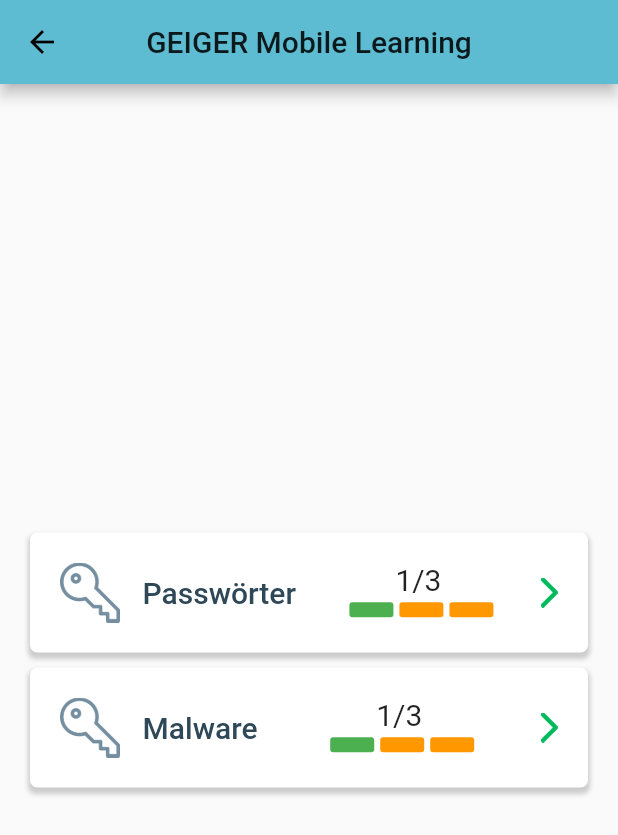
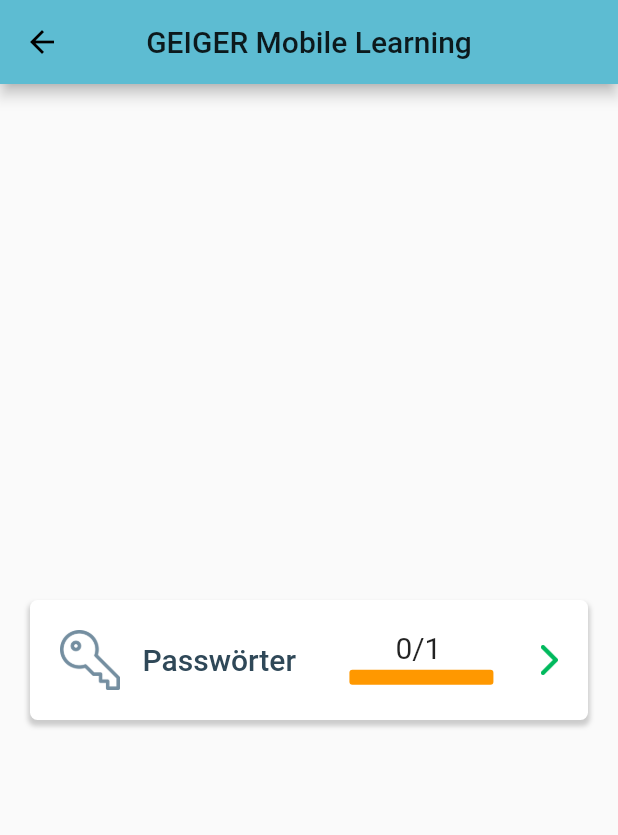
Before and after one commit to tl94/geiger_edu, a Flutter app: the screen it shows after launch, after a tap on "Select Lesson", on a phone screen of 412 x 824 dp. Shown: the top 835 px of the screen. Run offline on Flutter 3.47's test engine with Material 2 defaults, Android fonts, the phone set to English and light mode, and no system bars; our stand-ins replace flutter_html, flutter_svg, hive, hive_flutter, page_view_indicators, string_validator; missing offline and left inert: flutter_inappwebview, hive_listener; accounts and stored records are empty; Roboto replaces fonts that are missing (Fontin).

Commit message:
load all lessons and lesson categories into db on startup

```diff
--- a/assets/lesson/password/password_safety/lesson_meta.json
+++ b/assets/lesson/password/password_safety/lesson_meta.json
@@ -10,6 +10,6 @@
     "ger": "Verbessere deine Passwortsicherheit!"
   },
   "duration": 3,
-  "difficulty": 1,
+  "difficulty": 0,
   "hasQuiz": true
 }
--- a/lib/globals.dart
+++ b/lib/globals.dart
@@ -3,7 +3,7 @@ library geiger_edu.globals;
 import 'package:flutter/cupertino.dart';
 import 'package:geiger_edu/model/quiz/question.dart';
 
-import 'model/difficultyLevelObj.dart';
+import 'model/difficultyObj.dart';
 import 'model/lessonObj.dart';
 
 final txtColor = const Color(0xff2f4858);
--- a/lib/main.dart
+++ b/lib/main.dart
@@ -9,11 +9,12 @@ import 'package:geiger_edu/widgets/LoadingAnimation.dart';
 InAppLocalhostServer localhostServer = new InAppLocalhostServer();
 
 void main() async {
+
   //** INITIALISE DATABASE **
-  DB.init();
+  await DB.init();
 
   //** LESSON-SERVER **
-  localhostServer.start();
+  await localhostServer.start();
 
   runApp(MaterialApp(
     title: 'GEIGER mobile learning',
--- a/lib/model/difficultyLevelObj.dart
+++ b/lib/model/difficultyObj.dart
@@ -1,6 +1,6 @@
 import 'package:hive/hive.dart';
 
-part 'difficultyLevelObj.g.dart';
+part 'difficultyObj.g.dart';
 
 @HiveType(typeId: 5)
 enum Difficulty {
--- a/lib/model/lessonCategoryObj.dart
+++ b/lib/model/lessonCategoryObj.dart
@@ -8,7 +8,7 @@ part 'lessonCategoryObj.g.dart';
 class LessonCategory {
 
   @HiveField(0)
-  String id;
+  String lessonCategoryId;
 
   @HiveField(1)
   Map<String, String> title;
@@ -17,8 +17,9 @@ class LessonCategory {
   String path;
 
   LessonCategory({
-    required this.id,       //unique id of the lesson category
+    required this.lessonCategoryId,       //unique id of the lesson category
     required this.title,    //map with lesson category titles for all supported languages
     required this.path,     //path to physical location of lesson category directory
   });
+
 }
--- a/lib/model/lessonObj.dart
+++ b/lib/model/lessonObj.dart
@@ -1,4 +1,4 @@
-import 'package:geiger_edu/model/difficultyLevelObj.dart';
+import 'package:geiger_edu/model/difficultyObj.dart';
 import 'package:hive/hive.dart';
 
 part 'lessonObj.g.dart';
@@ -28,7 +28,7 @@ class Lesson {
   Difficulty difficulty;
 
   @HiveField(7)
-  int lastIndex = 0;
+  int lastIndex;
 
   @HiveField(8)
   int maxIndex;
@@ -54,10 +54,10 @@ class Lesson {
     required this.motivation,       //map with motivation for the lesson in all supported languages
     required this.duration,         //length of lesson in minutes
     required this.difficulty,       //difficulty level of lesson
-    required this.lastIndex,        //last index a user was on in this lesson
+    this.lastIndex = 0,             //last index a user was on in this lesson
     required this.maxIndex,         //max index of the whole lesson
     required this.hasQuiz,          //whether lesson has a quiz or not
-    required this.completed,        //lesson is completed
+    this.completed = false,         //whether lesson was completed before
     required this.path,             //path to physical location of lesson directory
     required this.apiUrl,           //URL provided by the geiger toolbox
   });
--- a/lib/screens/selection_screen.dart
+++ b/lib/screens/selection_screen.dart
@@ -76,7 +76,7 @@ class SelectionScreen extends StatelessWidget {
                     shrinkWrap: true,
                     itemCount: categories.length,
                     itemBuilder: (BuildContext context, int i) {
-                      var lessonSpecs = getCompleted(categories[i].id);
+                      var lessonSpecs = getCompleted(categories[i].lessonCategoryId);
                       return Container(
                         margin: EdgeInsets.fromLTRB(0, 5, 0, 5),
                         child: NavigationContainer(
@@ -85,7 +85,7 @@ class SelectionScreen extends StatelessWidget {
                           passedRoute: LessonSelectionScreen.routeName,
                           currentValue: lessonSpecs["completed"]!,
                           maxValue: lessonSpecs["allLessons"]!,
-                          passedLessons: getLessonListForCategory(categories[i].id),
+                          passedLessons: getLessonListForCategory(categories[i].lessonCategoryId),
                         ),
                       );
                     }),
--- a/lib/services/db.dart
+++ b/lib/services/db.dart
@@ -1,5 +1,5 @@
 import 'package:flutter/cupertino.dart';
-import 'package:geiger_edu/model/difficultyLevelObj.dart';
+import 'package:geiger_edu/model/difficultyObj.dart';
 import 'package:geiger_edu/model/lessonCategoryObj.dart';
 import 'package:geiger_edu/model/lessonObj.dart';
 import 'package:geiger_edu/model/settingObj.dart';
@@ -15,7 +15,7 @@ class DB {
   static Box<Lesson> lessonBox = Boxes.getLessons();
   static Box<LessonCategory> lessonCategoryBox = Boxes.getLessonCategories();
 
-  static void init() async {
+  static Future<void> init() async {
     //** Hive DB Setup **
     WidgetsFlutterBinding.ensureInitialized();
     //Initializes Hive with a valid directory in the app files
@@ -45,9 +45,10 @@ class DB {
 
     if(!lessonCategoriesIsOpen){ await Hive.openBox<LessonCategory>('lessonCategories'); }
     // if(DB.getLessonCategoryBox().keys.isEmpty)
+  print("LESSON CATEGORIES OPEN");
 
     if(!lessonsIsOpen) { await Hive.openBox<Lesson>('lessons'); }
-    if (getLessonBox().isEmpty) { createTestLessons(); }
+    // if (getLessonBox().isEmpty) { createTestLessons(); }
 
     runGeigerIndicator();
   }
@@ -104,11 +105,11 @@ class DB {
       DB.getLessonBox().put(lesson.lessonId, lesson);
     }
 
-    LessonCategory c1 = new LessonCategory(id: "CID001", title: {
+    LessonCategory c1 = new LessonCategory(lessonCategoryId: "CID001", title: {
       "eng":"Passwords",
       "ger":"Passwörter"
     }, path: "assets/lesson/password", );
-    getLessonCategoryBox().put(c1.id,c1);
+    getLessonCategoryBox().put(c1.lessonCategoryId,c1);
 
     Lesson k1 = new Lesson(lessonId: "LMW001", lessonCategoryId: "CID002", title: {
       "eng": "Password Safety",
@@ -137,11 +138,11 @@ class DB {
       DB.getLessonBox().put(lesson.lessonId, lesson);
     }
 
-    LessonCategory c2 = new LessonCategory(id: "CID002", title:{
+    LessonCategory c2 = new LessonCategory(lessonCategoryId: "CID002", title:{
       "eng":"Malware",
       "ger":"Malware"
     }, path: "assets/lesson/password");
-    getLessonCategoryBox().put(c2.id,c2);
+    getLessonCategoryBox().put(c2.lessonCategoryId,c2);
   }
 
   static Box<LessonCategory> getLessonCategoryBox(){ return lessonCategoryBox; }
--- a/lib/services/lesson_loader.dart
+++ b/lib/services/lesson_loader.dart
@@ -1,12 +1,19 @@
 import 'dart:convert';
 
 import 'package:flutter/material.dart';
+import 'package:geiger_edu/globals.dart' as globals;
 import 'package:geiger_edu/model/lessonCategoryObj.dart';
+import 'package:geiger_edu/model/lessonObj.dart';
+import 'package:geiger_edu/services/db.dart';
+import 'package:geiger_edu/model/difficultyObj.dart';
 
 class LessonLoader {
   static void doEverything(BuildContext context) async {
     print("DO EVERYTHING!");
-    var lessonCategoryMetaFiles =
+
+    await loadLessons(context);
+    await loadLessonCategories(context);
+    /*var lessonCategoryMetaFiles =
         await getAssetFiles(context, "lesson_category_meta.json");
     print(lessonCategoryMetaFiles.length);
     for (var s in lessonCategoryMetaFiles) {
@@ -17,7 +24,7 @@ class LessonLoader {
     print(lessonMetaFiles.length);
     for (var s in lessonMetaFiles) {
       print(s);
-    }
+    }*/
 
     /*var htmlFiles = await getAssetFiles(context, ".html");
     for (var s in lessonMetaFiles) {
@@ -25,29 +32,94 @@ class LessonLoader {
     }*/
   }
 
+  /* loads lessons from lesson_meta.json files
+  *  recommended is set to false by default
+  *  lastIndex is set to 0 by default */
   static Future<void> loadLessons(BuildContext context) async {
     var lessonMetaFiles = await getAssetFiles(context, "lesson_meta.json");
     for (var path in lessonMetaFiles) {
       var file = await DefaultAssetBundle.of(context).loadString(path);
-      var lessonData = await json.decode(file);
-      print(lessonData['lessonId']);
-      print(lessonData['title']['eng']);
-      print(lessonData['title']['ger']);
-      print(lessonData['motivation']['eng']);
-      print(lessonData['motivation']['ger']);
+      var jsonData = await json.decode(file);
+
+      var lessonId = jsonData['lessonId'];
+      var lessonCategoryId = jsonData['lessonCategoryId'];
+      var title = Map<String, String>.from(jsonData['title']);
+
+      var motivation = Map<String, String>.from(jsonData['motivation']);
+      var duration = jsonData['duration'];
+      var difficulty = Difficulty.values[jsonData['difficulty']];
+
+      var directoryPath = getDirectoryPath(path, 'lesson_meta.json');
+
+      var maxIndex = await getNumberOfLessonSlides(context, directoryPath);
+      var hasQuiz = jsonData['hasQuiz'];
+
+      var apiUrl = 'unknown';
+
+      print(lessonId);
+      print(lessonCategoryId);
+      print(title);
+      print(motivation);
+      print(duration);
+      print(difficulty);
+      print(directoryPath);
+      print(maxIndex);
+      print(hasQuiz);
+      print(apiUrl);
+
+      Lesson lesson = Lesson(
+          lessonId: lessonId,
+          lessonCategoryId: lessonCategoryId,
+          title: title,
+          motivation: motivation,
+          duration: duration,
+          difficulty: difficulty,
+          maxIndex: maxIndex,
+          hasQuiz: hasQuiz,
+          path: directoryPath,
+          apiUrl: apiUrl);
+      DB.getLessonBox().put(lesson.lessonId, lesson);
     }
   }
 
+  static Future<int> getNumberOfLessonSlides(
+      BuildContext context, String lessonPath) async {
+    lessonPath = lessonPath + globals.language + '/';
+    RegExp regExp = RegExp(lessonPath + "slide_\*");
+    List<String> filePaths = await getDirectoryFilePaths(context, regExp);
+    return filePaths.length;
+  }
+
+  static Future<List<String>> getDirectoryFilePaths(
+      BuildContext context, RegExp regExp) async {
+    var manifestContent =
+        await DefaultAssetBundle.of(context).loadString('AssetManifest.json');
+    Map<String, dynamic> manifestMap = json.decode(manifestContent);
+    var filePaths =
+        manifestMap.keys.where((String key) => regExp.hasMatch(key)).toList();
+    return filePaths;
+  }
+
+  static String getDirectoryPath(String filePath, String fileName) {
+    String directory = filePath.replaceFirst(RegExp(fileName), '');
+    return directory;
+  }
+
+  /* loads lesson categories from lesson_category_meta.json files */
   static Future<void> loadLessonCategories(BuildContext context) async {
     var lessonCategoryMetaFiles =
         await getAssetFiles(context, "lesson_category_meta.json");
     for (var path in lessonCategoryMetaFiles) {
       var file = await DefaultAssetBundle.of(context).loadString(path);
-      var lessonCategoryData = await json.decode(file);
-      var name = lessonCategoryData['categoryId'];
-      /*var name = lessonCategoryData['category'];
-
-      LessonCategory lessonCategory = LessonCategory(title: name, lessonList: lessonList)*/
+      var jsonData = await json.decode(file);
+      var lessonCategoryId = jsonData['lessonCategoryId'];
+      var title = Map<String, String>.from(jsonData['title']);
+      var directoryPath = getDirectoryPath(path, 'lesson_category_meta.json');
+      LessonCategory lc = LessonCategory(
+          lessonCategoryId: lessonCategoryId,
+          title: title,
+          path: directoryPath);
+      DB.getLessonCategoryBox().put(lc.lessonCategoryId, lc);
     }
   }
 
```
Also changed, not shown: lib/model/difficultyObj.g.dart, lib/model/lessonCategoryObj.g.dart, 1 other file.
